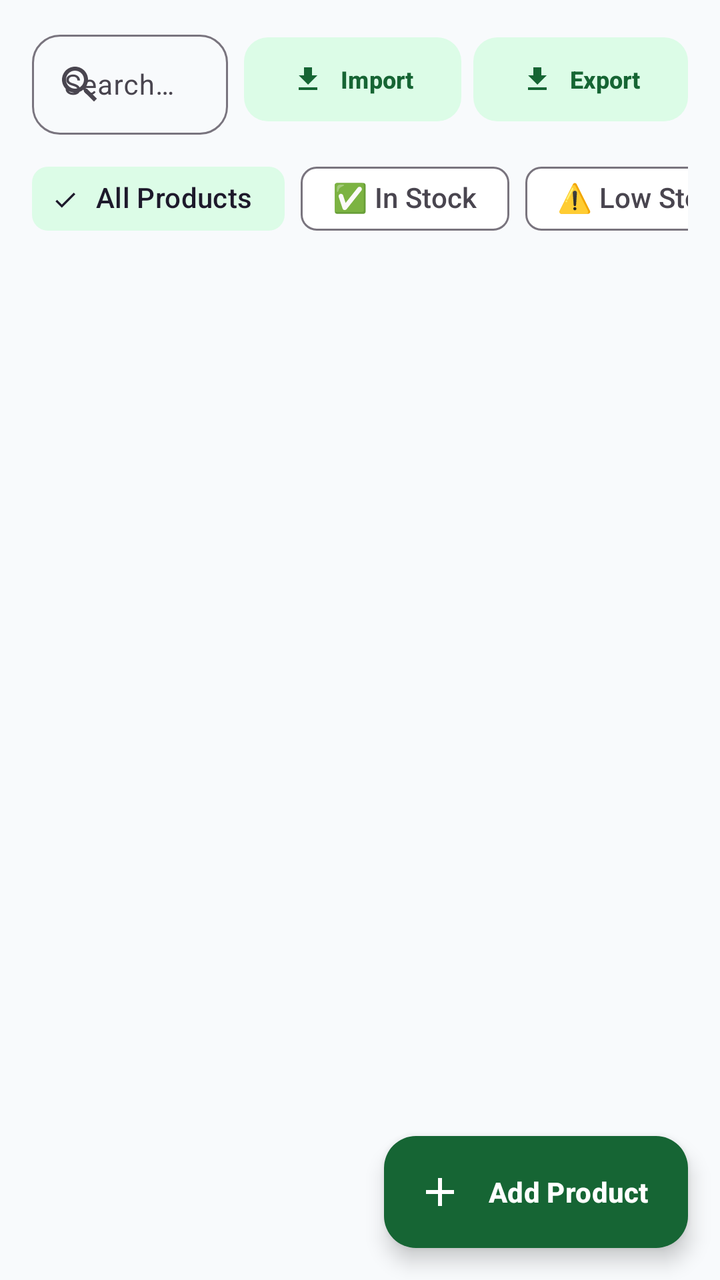
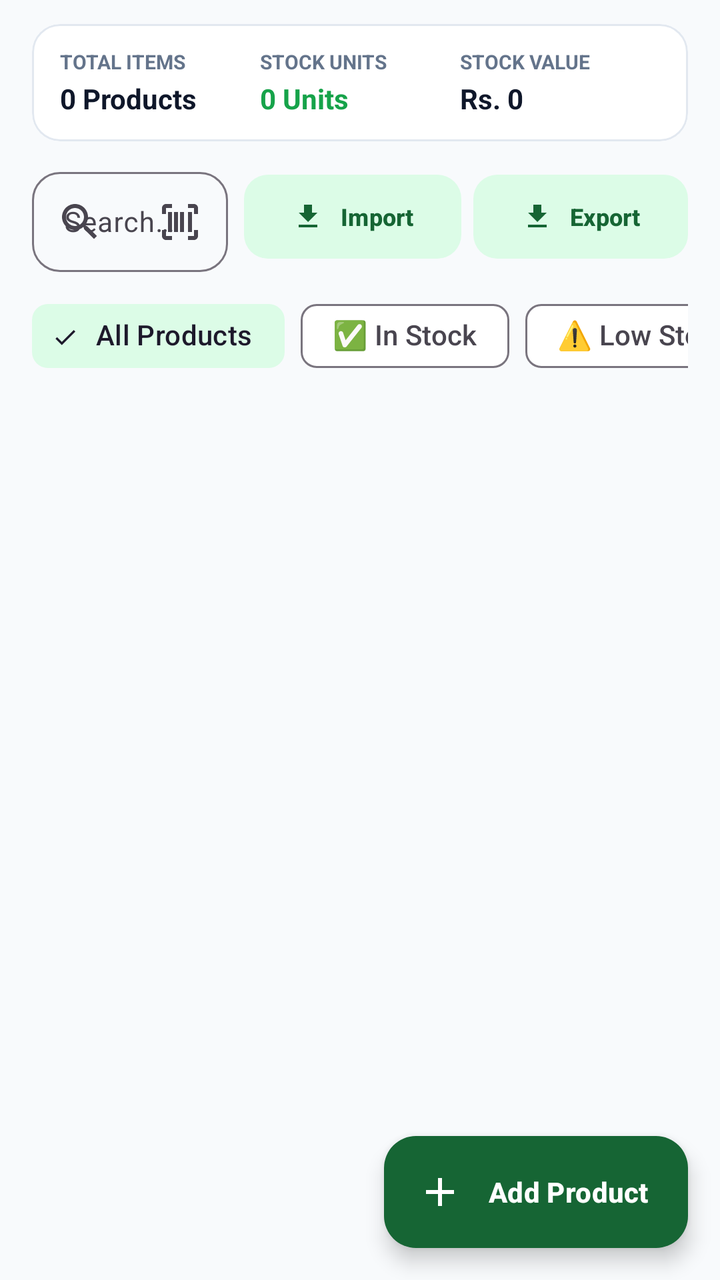

An Android layout rendered at two revisions. The XML below is the earlier revision; the diff shows what the commit changed to produce the second picture.
<!-- AndroidManifest.xml: application theme Theme.MobileShopkeeper -->
<!-- res/layout/fragment_inventory.xml -->
<?xml version="1.0" encoding="utf-8"?>
<androidx.coordinatorlayout.widget.CoordinatorLayout
    xmlns:android="http://schemas.android.com/apk/res/android"
    xmlns:app="http://schemas.android.com/apk/res-auto"
    xmlns:tools="http://schemas.android.com/tools"
    android:layout_width="match_parent"
    android:layout_height="match_parent"
    android:background="#F8FAFC">

    <LinearLayout
        android:layout_width="match_parent"
        android:layout_height="match_parent"
        android:orientation="vertical">

        
        <LinearLayout
            android:layout_width="match_parent"
            android:layout_height="wrap_content"
            android:orientation="horizontal"
            android:gravity="center_vertical"
            android:layout_marginHorizontal="16dp"
            android:layout_marginTop="12dp"
            android:layout_marginBottom="8dp">

            <com.google.android.material.textfield.TextInputLayout
                android:layout_width="0dp"
                android:layout_height="wrap_content"
                android:layout_weight="1"
                style="@style/Widget.Material3.TextInputLayout.OutlinedBox"
                app:boxCornerRadiusTopStart="14dp"
                app:boxCornerRadiusTopEnd="14dp"
                app:boxCornerRadiusBottomStart="14dp"
                app:boxCornerRadiusBottomEnd="14dp"
                app:startIconDrawable="@drawable/ic_search">

                <com.google.android.material.textfield.TextInputEditText
                    android:id="@+id/etSearch"
                    android:layout_width="match_parent"
                    android:layout_height="50dp"
                    android:hint="Search phones, brands, IMEI..."
                    android:inputType="text"
                    android:textSize="14sp"
                    android:imeOptions="actionSearch"/>
            </com.google.android.material.textfield.TextInputLayout>

            <com.google.android.material.button.MaterialButton
                android:id="@+id/btnImportInventory"
                style="@style/Widget.Material3.Button.TonalButton"
                android:layout_width="wrap_content"
                android:layout_height="50dp"
                android:layout_marginStart="8dp"
                android:text="Import"
                android:textSize="12sp"
                android:textColor="@color/green_800"
                app:icon="@drawable/ic_import"
                app:iconTint="@color/green_800"
                app:iconSize="16dp"
                app:cornerRadius="12dp"/>

            <com.google.android.material.button.MaterialButton
                android:id="@+id/btnExportInventory"
                style="@style/Widget.Material3.Button.TonalButton"
                android:layout_width="wrap_content"
                android:layout_height="50dp"
                android:layout_marginStart="6dp"
                android:text="Export"
                android:textSize="12sp"
                android:textColor="@color/green_800"
                app:icon="@drawable/ic_export"
                app:iconTint="@color/green_800"
                app:iconSize="16dp"
                app:cornerRadius="12dp"/>
        </LinearLayout>

        
        <HorizontalScrollView
            android:layout_width="match_parent"
            android:layout_height="wrap_content"
            android:scrollbars="none"
            android:paddingHorizontal="16dp"
            android:layout_marginBottom="8dp">

            <com.google.android.material.chip.ChipGroup
                android:id="@+id/chipGroupCategory"
                android:layout_width="wrap_content"
                android:layout_height="wrap_content"
                app:singleSelection="true">

                <com.google.android.material.chip.Chip
                    android:id="@+id/chipAll"
                    style="@style/Widget.Material3.Chip.Filter"
                    android:layout_width="wrap_content"
                    android:layout_height="wrap_content"
                    android:text="All Products"
                    android:checked="true"/>

                <com.google.android.material.chip.Chip
                    android:id="@+id/chipInStock"
                    style="@style/Widget.Material3.Chip.Filter"
                    android:layout_width="wrap_content"
                    android:layout_height="wrap_content"
                    android:text="✅ In Stock"/>

                <com.google.android.material.chip.Chip
                    android:id="@+id/chipLowStock"
                    style="@style/Widget.Material3.Chip.Filter"
                    android:layout_width="wrap_content"
                    android:layout_height="wrap_content"
                    android:text="⚠️ Low Stock"/>

                <com.google.android.material.chip.Chip
                    android:id="@+id/chipOutOfStock"
                    style="@style/Widget.Material3.Chip.Filter"
                    android:layout_width="wrap_content"
                    android:layout_height="wrap_content"
                    android:text="❌ Out of Stock"/>

                <com.google.android.material.chip.Chip
                    android:id="@+id/chipSmartphones"
                    style="@style/Widget.Material3.Chip.Filter"
                    android:layout_width="wrap_content"
                    android:layout_height="wrap_content"
                    android:text="📱 Smartphones"/>

                <com.google.android.material.chip.Chip
                    android:id="@+id/chipAccessories"
                    style="@style/Widget.Material3.Chip.Filter"
                    android:layout_width="wrap_content"
                    android:layout_height="wrap_content"
                    android:text="🎧 Accessories"/>
            </com.google.android.material.chip.ChipGroup>
        </HorizontalScrollView>

        
        <FrameLayout
            android:layout_width="match_parent"
            android:layout_height="0dp"
            android:layout_weight="1">

            <androidx.recyclerview.widget.RecyclerView
                android:id="@+id/rvProducts"
                android:layout_width="match_parent"
                android:layout_height="match_parent"
                android:clipToPadding="false"
                android:paddingHorizontal="16dp"
                android:paddingTop="4dp"
                android:paddingBottom="84dp"/>

            <LinearLayout
                android:id="@+id/layoutEmpty"
                android:layout_width="wrap_content"
                android:layout_height="wrap_content"
                android:layout_gravity="center"
                android:orientation="vertical"
                android:gravity="center"
                android:padding="24dp"
                android:visibility="gone">

                <ImageView
                    android:layout_width="80dp"
                    android:layout_height="80dp"
                    android:src="@drawable/ic_empty_inventory"
                    android:alpha="0.35"/>

                <TextView
                    android:layout_width="wrap_content"
                    android:layout_height="wrap_content"
                    android:text="No products found"
                    android:textSize="17sp"
                    android:textStyle="bold"
                    android:textColor="#334155"
                    android:layout_marginTop="16dp"/>

                <TextView
                    android:layout_width="wrap_content"
                    android:layout_height="wrap_content"
                    android:text="Tap + Add Product to stock your catalog."
                    android:textSize="13sp"
                    android:textColor="#64748B"
                    android:layout_marginTop="4dp"/>
            </LinearLayout>
        </FrameLayout>
    </LinearLayout>

    <com.google.android.material.floatingactionbutton.ExtendedFloatingActionButton
        android:id="@+id/fabAddProduct"
        android:layout_width="wrap_content"
        android:layout_height="wrap_content"
        android:layout_gravity="bottom|end"
        android:layout_margin="16dp"
        android:text="Add Product"
        android:textColor="@color/white"
        android:textStyle="bold"
        app:icon="@drawable/ic_add"
        app:iconTint="@color/white"
        app:backgroundTint="@color/green_800"
        app:elevation="4dp"
        android:contentDescription="Add Product"/>

</androidx.coordinatorlayout.widget.CoordinatorLayout>
<!-- resources referenced by this layout -->
<resources>
  <color name="green_800">#166534</color>
  <color name="white">#FFFFFF</color>
  <!-- drawable ic_add (drawable) -->
  <vector xmlns:android="http://schemas.android.com/apk/res/android" android:width="24dp" android:height="24dp" android:viewportWidth="24" android:viewportHeight="24"><path android:fillColor="#FFFFFF" android:pathData="M19,13h-6v6h-2v-6L5,13v-2h6L11,5h2v6h6v2z"/></vector>
  <!-- drawable ic_empty_inventory (drawable) -->
  <vector xmlns:android="http://schemas.android.com/apk/res/android" android:width="24dp" android:height="24dp" android:viewportWidth="24" android:viewportHeight="24"><path android:fillColor="#9CA3AF" android:pathData="M20,2H4c-1,0 -2,0.9 -2,2v3.01c0,0.72 0.43,1.34 1,1.69V20c0,1.1 1.1,2 2,2h14c0.9,0 2,-0.9 2,-2V8.7c0.57,-0.35 1,-0.97 1,-1.69V4c0,-1.1 -1,-2 -2,-2zM15,14H9v-2h6v2zM20,7H4V4h16v3z"/></vector>
  <!-- drawable ic_export (drawable) -->
  <vector xmlns:android="http://schemas.android.com/apk/res/android"
      android:width="24dp"
      android:height="24dp"
      android:viewportWidth="24"
      android:viewportHeight="24">
    <path
        android:fillColor="#FF000000"
        android:pathData="M19,9h-4V3H9v6H5l7,7 7,-7zM5,18v2h14v-2H5z"/>
  </vector>
  <!-- drawable ic_import (drawable) -->
  <vector xmlns:android="http://schemas.android.com/apk/res/android"
      android:width="24dp"
      android:height="24dp"
      android:viewportWidth="24"
      android:viewportHeight="24">
      <path
          android:fillColor="#15803D"
          android:pathData="M19,9h-4V3H9v6H5l7,7 7,-7zM5,18v2h14v-2H5z"/>
  </vector>
  <color name="green_100">#DCFCE7</color>
  <color name="green_900">#14532D</color>
  <color name="green_600">#16A34A</color>
  <color name="surface">#FFFFFF</color>
  <color name="text_primary">#1A2E22</color>
  <color name="background_light">#F6FAF7</color>
  <color name="error">#DC2626</color>
  <style name="Shape.MobileShop.Medium" parent="ShapeAppearance.Material3.MediumComponent">
          <item name="cornerSize">14dp</item>
      </style>
  <style name="Widget.MobileShop.Button" parent="Widget.Material3.Button">
          <item name="cornerRadius">14dp</item>
          <item name="android:textAllCaps">false</item>
          <item name="android:paddingTop">14dp</item>
          <item name="android:paddingBottom">14dp</item>
          <item name="android:textStyle">bold</item>
      </style>
  <style name="Widget.MobileShop.TextInput" parent="Widget.Material3.TextInputLayout.OutlinedBox">
          <item name="boxCornerRadiusTopStart">14dp</item>
          <item name="boxCornerRadiusTopEnd">14dp</item>
          <item name="boxCornerRadiusBottomStart">14dp</item>
          <item name="boxCornerRadiusBottomEnd">14dp</item>
          <item name="boxStrokeColor">@color/selector_input_stroke</item>
      </style>
  <style name="WindowAnimations">
          <item name="android:activityOpenEnterAnimation">@android:anim/fade_in</item>
          <item name="android:activityOpenExitAnimation">@android:anim/fade_out</item>
          <item name="android:activityCloseEnterAnimation">@android:anim/fade_in</item>
          <item name="android:activityCloseExitAnimation">@android:anim/fade_out</item>
      </style>
  <!-- unchanged entries left out for length: 2 -->
</resources>

<!-- the commit's change to res/layout/fragment_inventory.xml (unified diff, before → after) -->
@@ -13,16 +13,116 @@
         android:orientation="vertical">
 
         
+        <com.google.android.material.card.MaterialCardView
+            android:id="@+id/cardInventoryOverview"
+            android:layout_width="match_parent"
+            android:layout_height="wrap_content"
+            android:layout_marginHorizontal="16dp"
+            android:layout_marginTop="12dp"
+            app:cardCornerRadius="14dp"
+            app:cardElevation="0dp"
+            app:strokeWidth="1dp"
+            app:strokeColor="#E2E8F0"
+            app:cardBackgroundColor="@color/white">
+
+            <LinearLayout
+                android:layout_width="match_parent"
+                android:layout_height="wrap_content"
+                android:orientation="horizontal"
+                android:paddingVertical="12dp"
+                android:paddingHorizontal="14dp"
+                android:gravity="center_vertical"
+                android:weightSum="3">
+
+                <LinearLayout
+                    android:layout_width="0dp"
+                    android:layout_height="wrap_content"
+                    android:layout_weight="1"
+                    android:orientation="vertical">
+
+                    <TextView
+                        android:layout_width="wrap_content"
+                        android:layout_height="wrap_content"
+                        android:text="TOTAL ITEMS"
+                        android:textSize="10sp"
+                        android:textStyle="bold"
+                        android:textColor="#64748B"/>
+
+                    <TextView
+                        android:id="@+id/tvTotalItemsCount"
+                        android:layout_width="wrap_content"
+                        android:layout_height="wrap_content"
+                        android:text="0 Products"
+                        android:textSize="14sp"
+                        android:textStyle="bold"
+                        android:textColor="#0F172A"
+                        android:layout_marginTop="2dp"/>
+                </LinearLayout>
+
+                <LinearLayout
+                    android:layout_width="0dp"
+                    android:layout_height="wrap_content"
+                    android:layout_weight="1"
+                    android:orientation="vertical">
+
+                    <TextView
+                        android:layout_width="wrap_content"
+                        android:layout_height="wrap_content"
+                        android:text="STOCK UNITS"
+                        android:textSize="10sp"
+                        android:textStyle="bold"
+                        android:textColor="#64748B"/>
+
+                    <TextView
+                        android:id="@+id/tvTotalStockUnits"
+                        android:layout_width="wrap_content"
+                        android:layout_height="wrap_content"
+                        android:text="0 Units"
+                        android:textSize="14sp"
+                        android:textStyle="bold"
+                        android:textColor="#16A34A"
+                        android:layout_marginTop="2dp"/>
+                </LinearLayout>
+
+                <LinearLayout
+                    android:layout_width="0dp"
+                    android:layout_height="wrap_content"
+                    android:layout_weight="1"
+                    android:orientation="vertical">
+
+                    <TextView
+                        android:layout_width="wrap_content"
+                        android:layout_height="wrap_content"
+                        android:text="STOCK VALUE"
+                        android:textSize="10sp"
+                        android:textStyle="bold"
+                        android:textColor="#64748B"/>
+
+                    <TextView
+                        android:id="@+id/tvTotalStockValuation"
+                        android:layout_width="wrap_content"
+                        android:layout_height="wrap_content"
+                        android:text="Rs. 0"
+                        android:textSize="14sp"
+                        android:textStyle="bold"
+                        android:textColor="#0F172A"
+                        android:layout_marginTop="2dp"/>
+                </LinearLayout>
+            </LinearLayout>
+        </com.google.android.material.card.MaterialCardView>
+
+        
         <LinearLayout
             android:layout_width="match_parent"
             android:layout_height="wrap_content"
             android:orientation="horizontal"
             android:gravity="center_vertical"
             android:layout_marginHorizontal="16dp"
-            android:layout_marginTop="12dp"
+            android:layout_marginTop="10dp"
             android:layout_marginBottom="8dp">
 
             <com.google.android.material.textfield.TextInputLayout
+                android:id="@+id/tilInventorySearch"
                 android:layout_width="0dp"
                 android:layout_height="wrap_content"
                 android:layout_weight="1"
@@ -31,7 +131,10 @@
                 app:boxCornerRadiusTopEnd="14dp"
                 app:boxCornerRadiusBottomStart="14dp"
                 app:boxCornerRadiusBottomEnd="14dp"
-                app:startIconDrawable="@drawable/ic_search">
+                app:startIconDrawable="@drawable/ic_search"
+                app:endIconMode="custom"
+                app:endIconDrawable="@drawable/ic_barcode"
+                app:endIconContentDescription="Scan barcode or IMEI">
 
                 <com.google.android.material.textfield.TextInputEditText
                     android:id="@+id/etSearch"
<!-- resource entries referenced after the edit -->
@@ -4,6 +4,17 @@
   <color name="white">#FFFFFF</color>
   <!-- drawable ic_add (drawable) -->
   <vector xmlns:android="http://schemas.android.com/apk/res/android" android:width="24dp" android:height="24dp" android:viewportWidth="24" android:viewportHeight="24"><path android:fillColor="#FFFFFF" android:pathData="M19,13h-6v6h-2v-6L5,13v-2h6L11,5h2v6h6v2z"/></vector>
+  <!-- drawable ic_barcode (drawable) -->
+  <vector xmlns:android="http://schemas.android.com/apk/res/android"
+      android:width="24dp"
+      android:height="24dp"
+      android:viewportWidth="24"
+      android:viewportHeight="24"
+      android:tint="?attr/colorControlNormal">
+    <path
+        android:fillColor="@android:color/white"
+        android:pathData="M3,5C3,3.895 3.895,3 5,3L8,3V5L5,5V8L3,8V5ZM16,3L19,3C20.105,3 21,3.895 21,5V8L19,8V5L16,5V3ZM19,19L16,19V21L19,21C20.105,21 21,20.105 21,19V16L19,16V19ZM5,19V16L3,16V19C3,20.105 3.895,21 5,21L8,21V19L5,19ZM6,7H8V17H6V7ZM9,7H11V17H9V7ZM14,7H12V17H14V7ZM16,7H18V17H16V7Z"/>
+  </vector>
   <!-- drawable ic_empty_inventory (drawable) -->
   <vector xmlns:android="http://schemas.android.com/apk/res/android" android:width="24dp" android:height="24dp" android:viewportWidth="24" android:viewportHeight="24"><path android:fillColor="#9CA3AF" android:pathData="M20,2H4c-1,0 -2,0.9 -2,2v3.01c0,0.72 0.43,1.34 1,1.69V20c0,1.1 1.1,2 2,2h14c0.9,0 2,-0.9 2,-2V8.7c0.57,-0.35 1,-0.97 1,-1.69V4c0,-1.1 -1,-2 -2,-2zM15,14H9v-2h6v2zM20,7H4V4h16v3z"/></vector>
   <!-- drawable ic_export (drawable) -->
